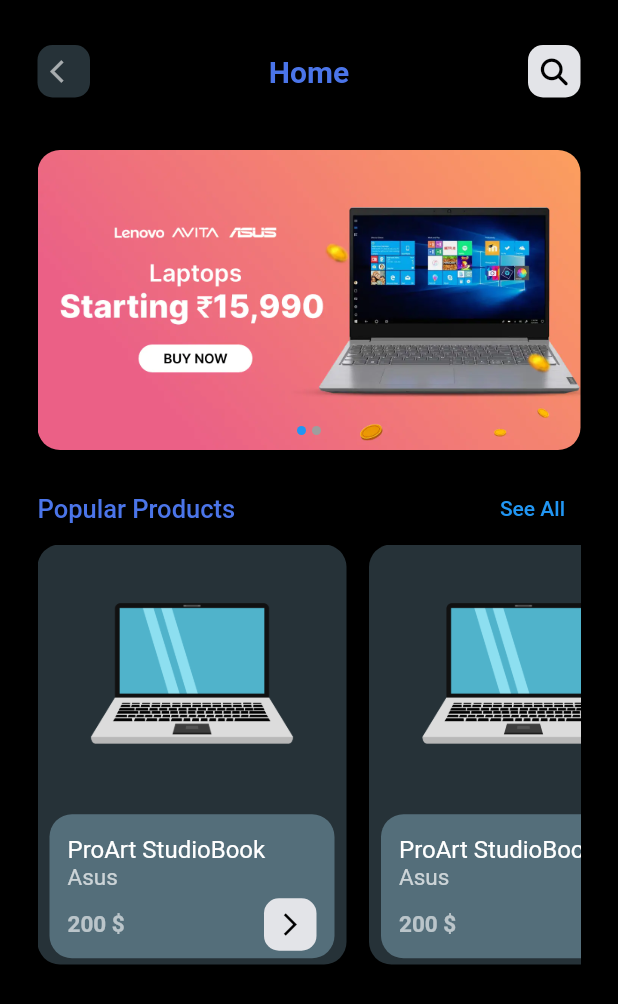
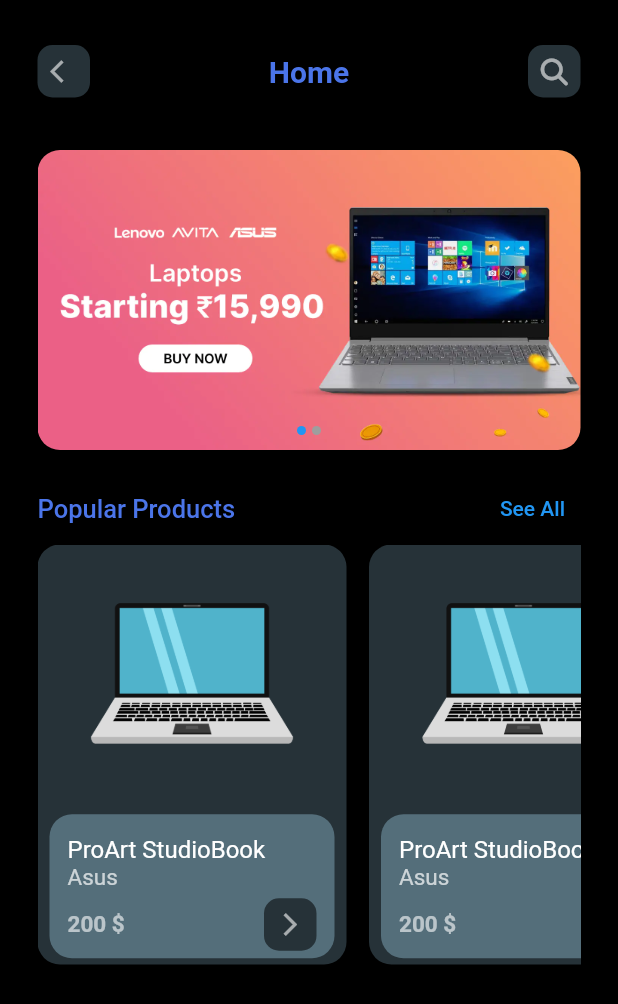
Before and after one commit to AliAlsaeed17/laptop_market, a Flutter app: the HomeScreen screen opened by its route, on a phone screen of 412 x 824 dp. Shown: the top 1004 px of the screen. Run offline on Flutter 3.47's test engine with Material 2 defaults, Android fonts, the phone set to English and light mode, and no system bars; drawn by our look-alikes of flutter_image_slideshow; our stand-ins replace firebase_core, flutter_rating_bar, flutter_spinbox, font_awesome_flutter, get; accounts and stored records are empty.

Commit message:
dark mode complete

```diff
--- a/lib/controllers/controller.dart
+++ b/lib/controllers/controller.dart
@@ -11,8 +11,8 @@
 
   void toggleTheme() {
     if (isDarkMode.value)
+      Get.changeTheme(darkTheme);
+    else
       Get.changeTheme(lightTheme);
-    else
-      Get.changeTheme(darkTheme);
   }
 }
--- a/lib/main.dart
+++ b/lib/main.dart
@@ -39,7 +39,7 @@
       theme: darkTheme,
       darkTheme: darkTheme,
       themeMode: ThemeMode.system,
-      home: CheckOutScreen(),
+      home: SettingScreen(),
       routes: {
         '/login': (context) => const LoginScreen(),
         '/signup': (context) => const SignUpScreen(),
--- a/lib/views/home_screen.dart
+++ b/lib/views/home_screen.dart
@@ -24,6 +24,8 @@
                 trailingExist: true,
                 trailingIcon: CustomIconButton(
                   icon: FontAwesomeIcons.search,
+                  backgroundColor: Theme.of(context).backgroundColor,
+                  iconColor: Theme.of(context).iconTheme.color!,
                   onPressed: () {},
                 ),
               ),
--- a/lib/views/profile/profile_screen.dart
+++ b/lib/views/profile/profile_screen.dart
@@ -85,6 +85,8 @@
                                     as IconData,
                                 color: Theme.of(context).iconTheme.color,
                               ),
+                              trailing: Icon(Icons.arrow_forward_ios,
+                                  color: Theme.of(context).iconTheme.color),
                               onTap: () {},
                             );
                           },
--- a/lib/views/profile/setting_screen.dart
+++ b/lib/views/profile/setting_screen.dart
@@ -53,6 +53,8 @@
                         ),
                         CustomListTile(
                           title: 'Notifications',
+                          trailing: Icon(Icons.arrow_forward_ios,
+                              color: Theme.of(context).iconTheme.color),
                           onTap: () {},
                         ),
                         const Padding(
@@ -63,6 +65,8 @@
                         ),
                         CustomListTile(
                           title: 'About',
+                          trailing: Icon(Icons.arrow_forward_ios,
+                              color: Theme.of(context).iconTheme.color),
                           onTap: () {},
                         ),
                         const SizedBox(
--- a/lib/views/widgets/cards/product_card.dart
+++ b/lib/views/widgets/cards/product_card.dart
@@ -12,8 +12,7 @@
       width: width,
       height: width + (width * .6),
       decoration: BoxDecoration(
-        //TODO : need to config light/dark theme
-        color: Colors.blueGrey[900], //kCardBackgroundColor in light
+        color: Theme.of(context).backgroundColor,
         borderRadius: BorderRadius.circular(kCardBorderRadius),
       ),
       child: Column(
@@ -37,7 +36,7 @@
                 borderRadius: BorderRadius.circular(kCardBorderRadius),
                 //TODO : need to config light/dark theme
                 //color: kWhiteColor, in light theme
-                color: Colors.blueGrey[600],
+                color: Theme.of(context).cardColor,
               ),
               child: Column(
                 children: [
@@ -69,6 +68,8 @@
                         ),
                         CustomIconButton(
                           icon: Icons.arrow_forward_ios,
+                          backgroundColor: Theme.of(context).bottomAppBarColor,
+                          iconColor: Theme.of(context).iconTheme.color!,
                           onPressed: () {},
                         ),
                       ],
```
